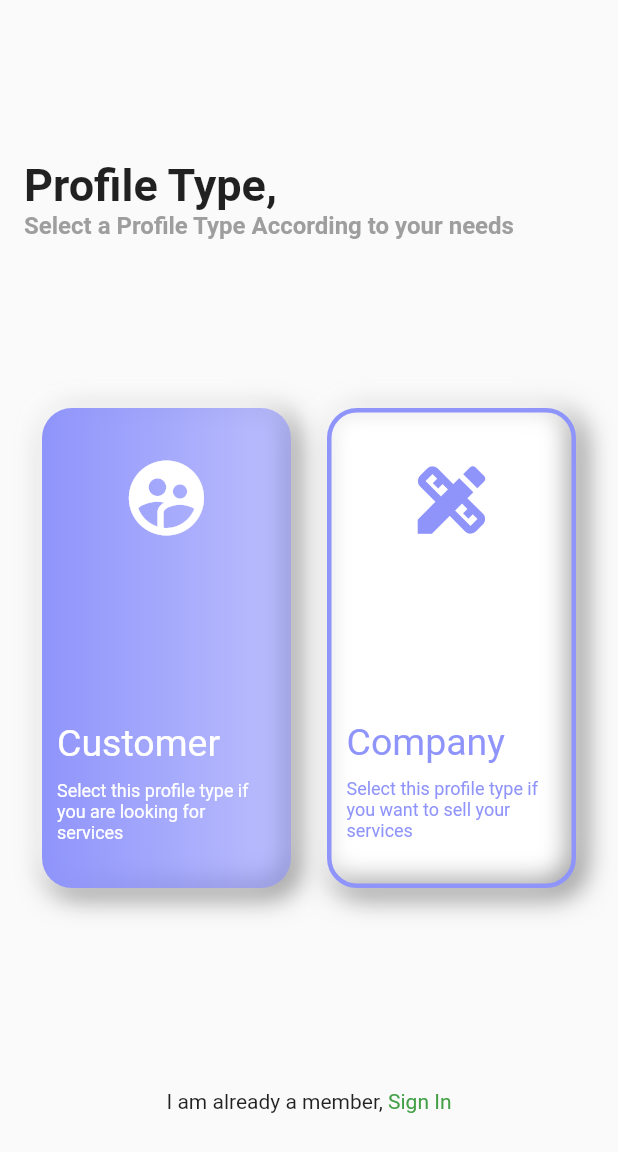
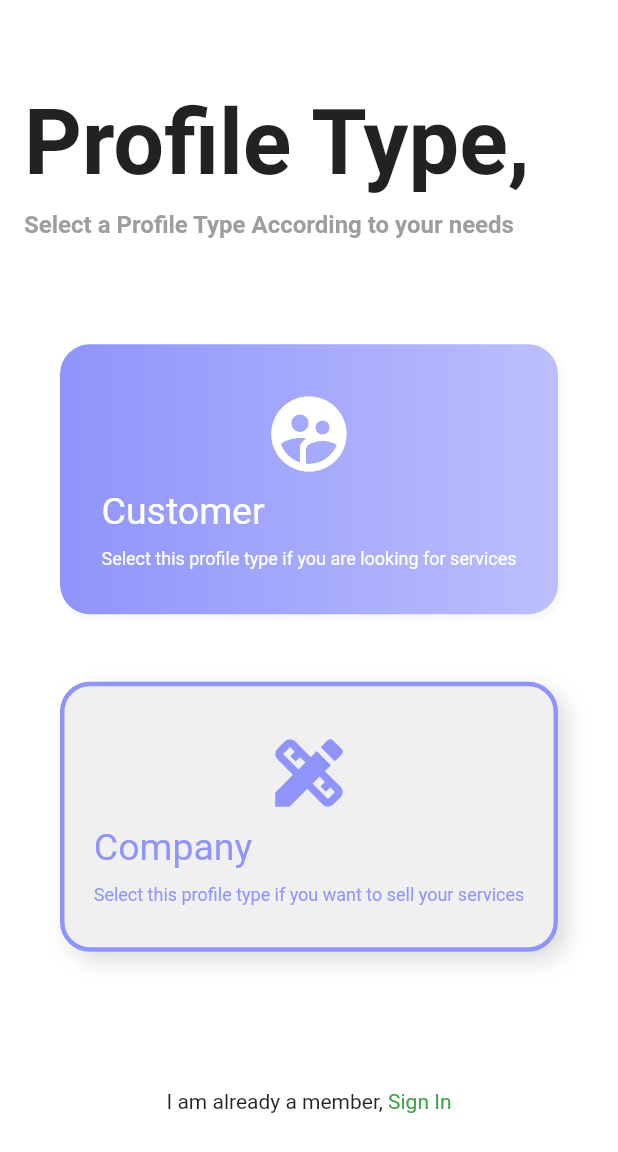
Before and after one commit to xybercommander/Prarambh, a Flutter app: the screen it shows after launch, after a tap on "Sign Up", on a phone screen of 412 x 824 dp. Shown: the top 1152 px of the screen. Run offline on Flutter 3.47's test engine with Material 2 defaults, Android fonts, the phone set to English and light mode, and no system bars; drawn by our look-alikes of clay_containers; our stand-ins replace cloud_firestore, firebase_auth, firebase_core, flare_flutter, page_transition; missing offline and left inert: flare_dart; accounts and stored records are empty; network calls fail; Roboto replaces fonts that are missing (Montserrat-Bold); project files that could hold a hidden picture were left out.

Commit message:
card made horizontal

```diff
--- a/lib/SignInPages/profile_type.dart
+++ b/lib/SignInPages/profile_type.dart
@@ -3,6 +3,7 @@ import 'package:hack_it_out_demo/SignInPages/company_signup.dart';
 import 'package:hack_it_out_demo/SignInPages/login.dart';
 import 'package:hack_it_out_demo/SignInPages/customer_signup.dart';
 import 'package:page_transition/page_transition.dart';
+import 'package:clay_containers/clay_containers.dart';
 
 class ProfileType extends StatelessWidget {
   @override
@@ -10,6 +11,7 @@ class ProfileType extends StatelessWidget {
   Widget build(BuildContext context) {
     return Scaffold(
       body: Container(
+        color: Colors.white,
         width: double.infinity,
         height: double.infinity,
         padding: EdgeInsets.symmetric(vertical: 60, horizontal: 16),
@@ -25,11 +27,12 @@ class ProfileType extends StatelessWidget {
                 children: [
                   Text(
                     "Profile Type,",
-                    style: TextStyle(fontSize: 30, fontWeight: FontWeight.bold),
+                    style: TextStyle(fontSize: 60, fontWeight: FontWeight.bold),
                   ),
                   Text(
                     "Select a Profile Type According to your needs",
                     style: TextStyle(
+                        height: 2,
                         fontSize: 16,
                         fontWeight: FontWeight.bold,
                         color: Colors.grey),
@@ -37,7 +40,9 @@ class ProfileType extends StatelessWidget {
                 ],
               ),
             ),
-            Row(
+            Container(
+              height: 450,
+              child: Column(
                 mainAxisAlignment: MainAxisAlignment.spaceAround,
                 children: [
                   GestureDetector(
@@ -48,26 +53,18 @@ class ProfileType extends StatelessWidget {
                           type: PageTransitionType.rightToLeftWithFade,
                           duration: Duration(milliseconds: 200)),
                     ),
+                    child: ClayContainer(
+                      spread: 2,
+                      depth: 12,
+                      color: Colors.white,
+                      borderRadius: 20,
                       child: Container(
-                    width: MediaQuery.of(context).size.width / 2 - 40,
-                    height: 320,
-                    padding: EdgeInsets.symmetric(vertical: 30, horizontal: 10),
+                        width: MediaQuery.of(context).size.width - 80,
+                        height: 180,
+                        padding:
+                            EdgeInsets.symmetric(vertical: 30, horizontal: 10),
                         decoration: BoxDecoration(
                             borderRadius: BorderRadius.all(Radius.circular(20)),
-                        boxShadow: [
-                          BoxShadow(
-                              color: darkMode
-                                  ? Colors.grey[900]
-                                  : Colors.grey[600],
-                              offset: Offset(4.0, 4.0),
-                              blurRadius: 15.0,
-                              spreadRadius: 1.0),
-                          BoxShadow(
-                              color: darkMode ? Colors.grey[800] : Colors.white,
-                              offset: Offset(-4.0, -4.0),
-                              blurRadius: 15.0,
-                              spreadRadius: 1.0)
-                        ],
                             gradient: LinearGradient(colors: [
                               Color.fromRGBO(143, 148, 251, 1),
                               Color.fromRGBO(143, 148, 251, .6)
@@ -102,6 +99,7 @@ class ProfileType extends StatelessWidget {
                         ),
                       ),
                     ),
+                  ),
                   GestureDetector(
                     onTap: () => Navigator.pushReplacement(
                       context,
@@ -110,27 +108,18 @@ class ProfileType extends StatelessWidget {
                           type: PageTransitionType.rightToLeftWithFade,
                           duration: Duration(milliseconds: 200)),
                     ),
+                    child: ClayContainer(
+                      borderRadius: 20,
                       child: Container(
-                    padding: EdgeInsets.symmetric(vertical: 28, horizontal: 10),
-                    width: MediaQuery.of(context).size.width / 2 - 40,
-                    height: 320,
+                        padding:
+                            EdgeInsets.symmetric(vertical: 28, horizontal: 10),
+                        width: MediaQuery.of(context).size.width - 80,
+                        height: 180,
                         decoration: BoxDecoration(
                           borderRadius: BorderRadius.all(Radius.circular(20)),
-                      boxShadow: [
-                        BoxShadow(
-                            color:
-                                darkMode ? Colors.grey[900] : Colors.grey[600],
-                            offset: Offset(4.0, 4.0),
-                            blurRadius: 15.0,
-                            spreadRadius: 1.0),
-                        BoxShadow(
-                            color: darkMode ? Colors.grey[800] : Colors.white,
-                            offset: Offset(-4.0, -4.0),
-                            blurRadius: 15.0,
-                            spreadRadius: 1.0)
-                      ],
                           border: Border.all(
-                          color: Color.fromRGBO(143, 148, 251, 1), width: 3),
+                              color: Color.fromRGBO(143, 148, 251, 1),
+                              width: 3),
                         ),
                         child: Column(
                           mainAxisAlignment: MainAxisAlignment.spaceBetween,
@@ -163,8 +152,10 @@ class ProfileType extends StatelessWidget {
                           ],
                         ),
                       ),
+                    ),
                   )
                 ],
+              ),
             ),
             Container(
               height: 60,
--- a/lib/main.dart
+++ b/lib/main.dart
@@ -18,8 +18,11 @@ class MyApp extends StatelessWidget {
   Widget build(BuildContext context) {
     return MaterialApp(
       debugShowCheckedModeBanner: false,
-      title: 'Hack it out App Demo',
-      theme: ThemeData(fontFamily: 'Montserrat-Bold'),
+      title: 'Prarambh',
+      theme: ThemeData(
+        fontFamily: 'Montserrat-Bold',
+        scaffoldBackgroundColor: Colors.white.withOpacity(0.9),
+      ),
       home: SplashScreen(),
     );
   }
--- a/pubspec.yaml
+++ b/pubspec.yaml
@@ -28,6 +28,7 @@ dependencies:
   firebase_core: ^0.7.0
   cloud_firestore: ^0.16.0
   flare_flutter: ^2.0.6
+  clay_containers: ^0.2.3
 
 
   # The following adds the Cupertino Icons font to your application.
```
Also changed, not shown: lib/SignInPages/company_signup.dart (+19 -6 lines), lib/views/CompanyPages/company_chat_page.dart (+33 -0 lines), pubspec.lock. Lines whose indentation alone changed are shown as unchanged.
